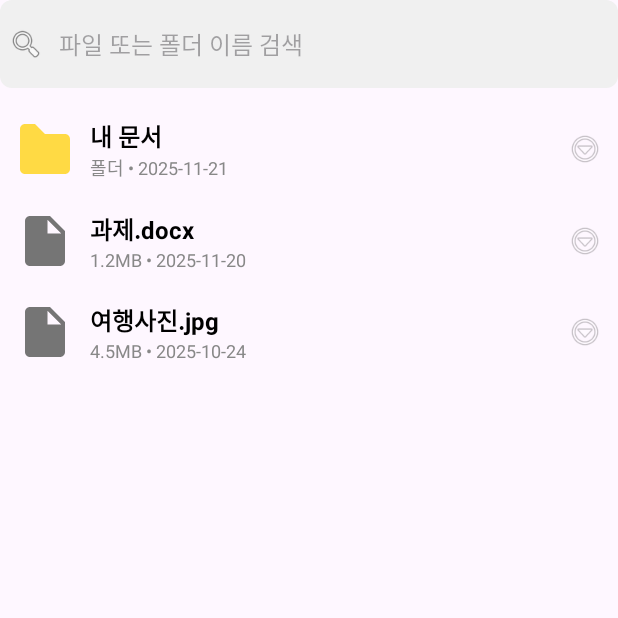
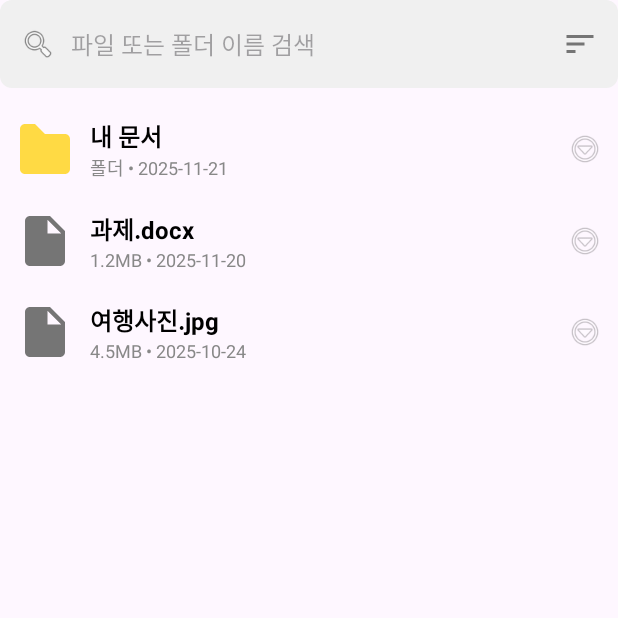
Before and after one commit to JuHwiSang/everything_mobile, an Android app: the screen it shows after launch (MainActivity), on a phone screen of 412 x 824 dp, the top half of it. Run offline under Robolectric (Android 15) with nearby library versions, the phone set to English and light mode, and no system bars; our stand-ins replace Room's generated code; libraries missing offline, so code that uses them is left out: net.zetetic.database; 4 statements that could not run were skipped.

Commit message:
Update activity_main.xml

```diff
--- a/app/src/main/res/layout/activity_main.xml
+++ b/app/src/main/res/layout/activity_main.xml
@@ -7,20 +7,19 @@
     android:id="@+id/main"
     android:padding="10dp">
 
-    <LinearLayout
+<LinearLayout
         android:layout_width="match_parent"
         android:layout_height="wrap_content"
         android:orientation="horizontal"
         android:background="@drawable/bg_search_box"
         android:padding="5dp"
-        android:layout_marginBottom="10dp">
-
-        <ImageView
+        android:layout_marginBottom="10dp"
+        android:gravity="center_vertical"> <ImageView
             android:layout_width="24dp"
             android:layout_height="24dp"
             android:layout_gravity="center_vertical"
             android:src="@android:drawable/ic_menu_search"
-            android:contentDescription="search_icon" />
+            android:layout_marginStart="8dp"/>
 
         <EditText
             android:id="@+id/etSearch"
@@ -33,7 +32,16 @@
             android:maxLines="1"
             android:paddingStart="10dp"
             android:textSize="16sp"
-            android:minHeight="48dp"/>
+            android:minHeight="48dp" />
+
+        <ImageButton
+            android:id="@+id/btnSort"
+            android:layout_width="40dp"
+            android:layout_height="40dp"
+            android:background="?attr/selectableItemBackgroundBorderless"
+            android:src="@drawable/ic_sort"
+            android:padding="8dp"
+            android:scaleType="fitCenter" />
 
     </LinearLayout>
 
```
